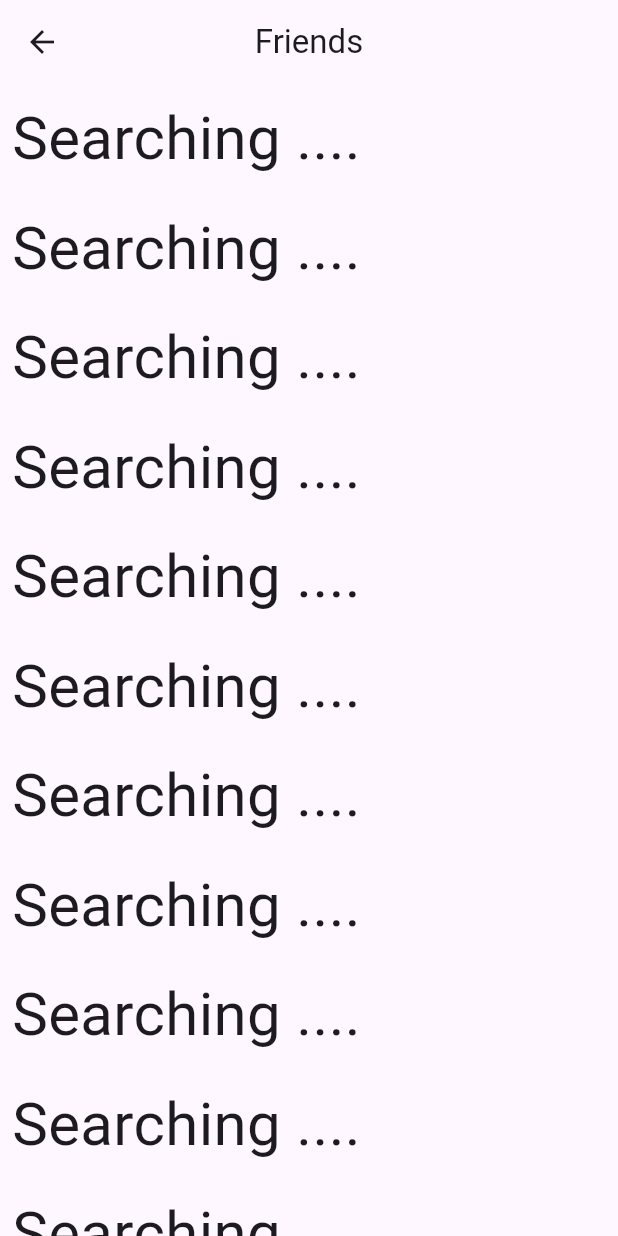
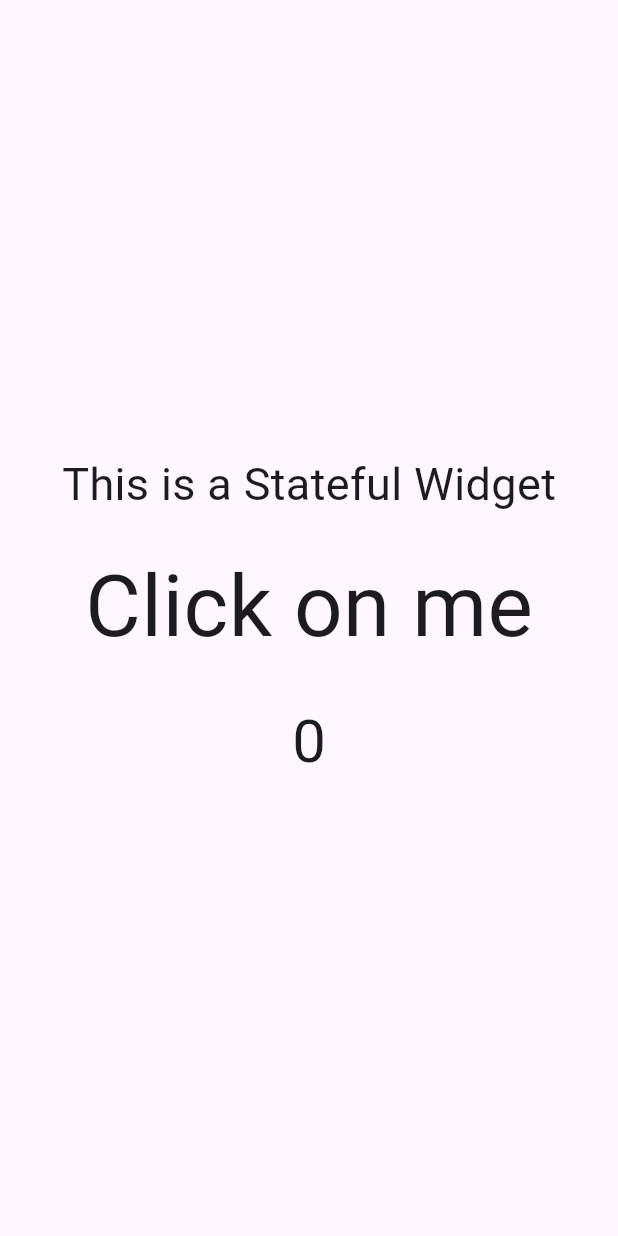
Before and after one commit to shashwatssp/scaler_bottom_navigation_bar, a Flutter app: the Search widget shown alone on an empty page, opened directly, on a phone screen of 412 x 824 dp. Run offline on Flutter 3.47's test engine with Material 2 defaults, Android fonts, the phone set to English and light mode, and no system bars.

Commit message:
second commit

```diff
--- a/lib/helper.dart
+++ b/lib/helper.dart
@@ -18,6 +18,50 @@ class Home extends StatelessWidget {
 //   }
 // }
 
+class Search extends StatefulWidget {
+  const Search({Key? key}) : super(key: key);
+
+  @override
+  _SearchState createState() => _SearchState();
+}
+
+class _SearchState extends State<Search> {
+  int _counter = 0;
+
+  void _incrementCounter() {
+    setState(() {
+      _counter++;
+    });
+  }
+
+  @override
+  Widget build(BuildContext context) {
+    return Center(
+      child: Column(
+        mainAxisAlignment: MainAxisAlignment.center,
+        children: <Widget>[
+          const Text(
+            'This is a Stateful Widget',
+            style: TextStyle(fontSize: 30),
+          ),
+          SizedBox(height: 20),
+          GestureDetector(
+              onTap: _incrementCounter,
+              child: Text(
+                'Click on me',
+                style: TextStyle(fontSize: 57),
+              )),
+          SizedBox(height: 20),
+          Text(
+            '$_counter',
+            style: TextStyle(fontSize: 40),
+          ),
+        ],
+      ),
+    );
+  }
+}
+
 // class Search extends StatefulWidget {
 //   const Search({Key? key}) : super(key: key);
 
@@ -26,69 +70,25 @@ class Home extends StatelessWidget {
 // }
 
 // class _SearchState extends State<Search> {
-//   int _counter = 0;
-
-//   void _incrementCounter() {
-//     setState(() {
-//       _counter++;
-//     });
-//   }
-
 //   @override
 //   Widget build(BuildContext context) {
-//     return Center(
-//       child: Column(
-//         mainAxisAlignment: MainAxisAlignment.center,
-//         children: <Widget>[
-//           const Text(
-//             'This is a Stateful Widget',
-//             style: TextStyle(fontSize: 30),
-//           ),
-//           SizedBox(height: 20),
-//           GestureDetector(
-//               onTap: _incrementCounter,
-//               child: Text(
-//                 'Click on me',
-//                 style: TextStyle(fontSize: 57),
+//     return Scaffold(
+//       appBar: AppBar(
+//         title: const Text('Friends'),
+//         centerTitle: true,
+//       ),
+//       body: ListView.builder(
+//           itemCount: 25,
+//           itemBuilder: (context, index) => Padding(
+//                 padding: const EdgeInsets.all(8.0),
+//                 child: Text(
+//                   "Searching ....",
+//                   style: TextStyle(fontSize: 40),
+//                 ),
 //               )),
-//           SizedBox(height: 20),
-//           Text(
-//             '$_counter',
-//             style: TextStyle(fontSize: 40),
-//           ),
-//         ],
-//       ),
 //     );
 //   }
 // }
-
-class Search extends StatefulWidget {
-  const Search({Key? key}) : super(key: key);
-
-  @override
-  _SearchState createState() => _SearchState();
-}
-
-class _SearchState extends State<Search> {
-  @override
-  Widget build(BuildContext context) {
-    return Scaffold(
-      appBar: AppBar(
-        title: const Text('Friends'),
-        centerTitle: true,
-      ),
-      body: ListView.builder(
-          itemCount: 25,
-          itemBuilder: (context, index) => Padding(
-                padding: const EdgeInsets.all(8.0),
-                child: Text(
-                  "Searching ....",
-                  style: TextStyle(fontSize: 40),
-                ),
-              )),
-    );
-  }
-}
 
 class Friends extends StatelessWidget {
   @override
--- a/lib/main.dart
+++ b/lib/main.dart
@@ -1,5 +1,7 @@
 import 'package:flutter/material.dart';
+import 'package:scaler_bottom_navigation_bar/hiding_bottom_navigation_bar_on_scroll.dart';
 import 'package:scaler_bottom_navigation_bar/properties.dart';
+import 'package:scaler_bottom_navigation_bar/tab_bar_with_bottom_navigation_bar.dart';
 
 void main() {
   runApp(const MyApp());
@@ -15,7 +17,7 @@ class MyApp extends StatelessWidget {
         colorScheme: ColorScheme.fromSeed(seedColor: Colors.deepPurple),
         useMaterial3: true,
       ),
-      home: Properties(),
+      home: HidingOnScroll(),
     );
   }
 }
```
Also changed, not shown: lib/properties.dart (+6 -3 lines), lib/tab_bar_with_bottom_navigation_bar.dart (+79 -18 lines), 1 other file.
